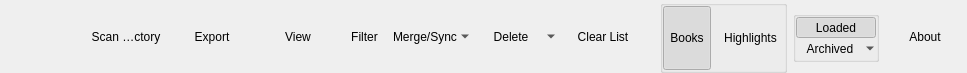
Old version of the form resources/forms/toolbar.ui in the repository isosphere/KoHighlights.
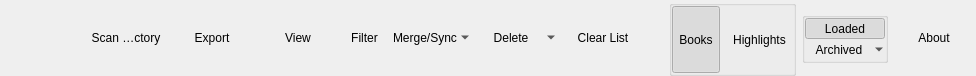
New version of the form. Icons and pictures are not drawn. Custom widgets are drawn as their Qt base class.

Diff of the .ui file:
```diff
--- a/resources/forms/toolbar.ui
+++ b/resources/forms/toolbar.ui
@@ -6,8 +6,8 @@
    <rect>
     <x>0</x>
     <y>0</y>
-    <width>967</width>
-    <height>73</height>
+    <width>976</width>
+    <height>76</height>
    </rect>
   </property>
   <property name="contextMenuPolicy">
```
Left out of the diff: 34 changed lines with no effect on the pictures.
